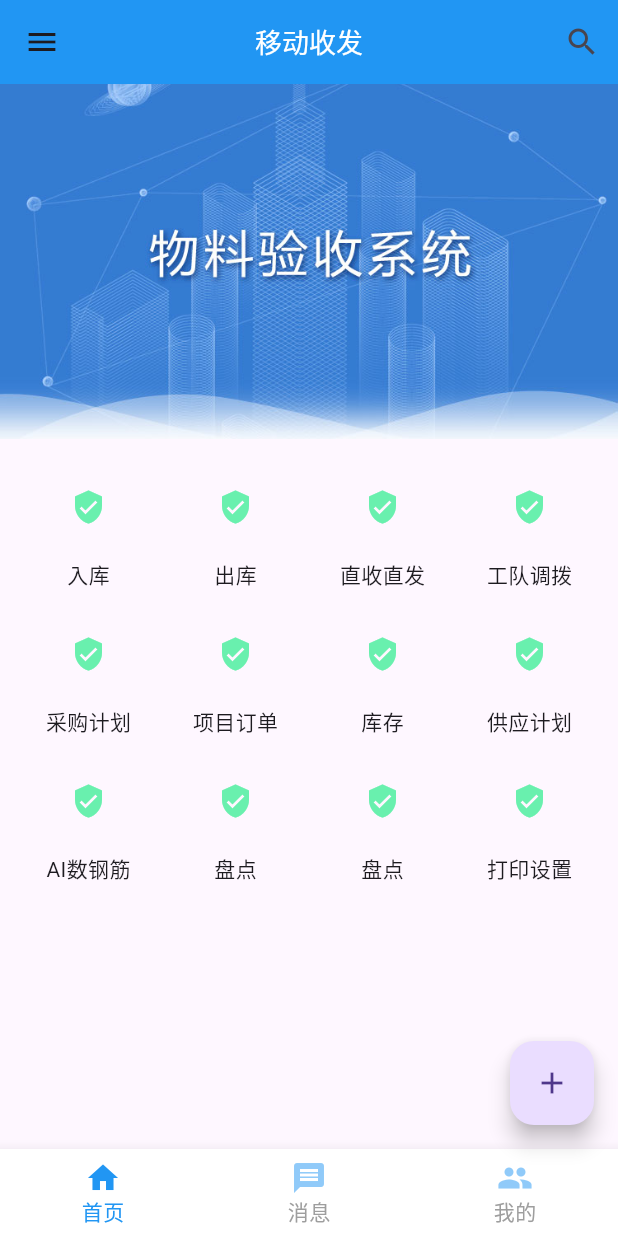
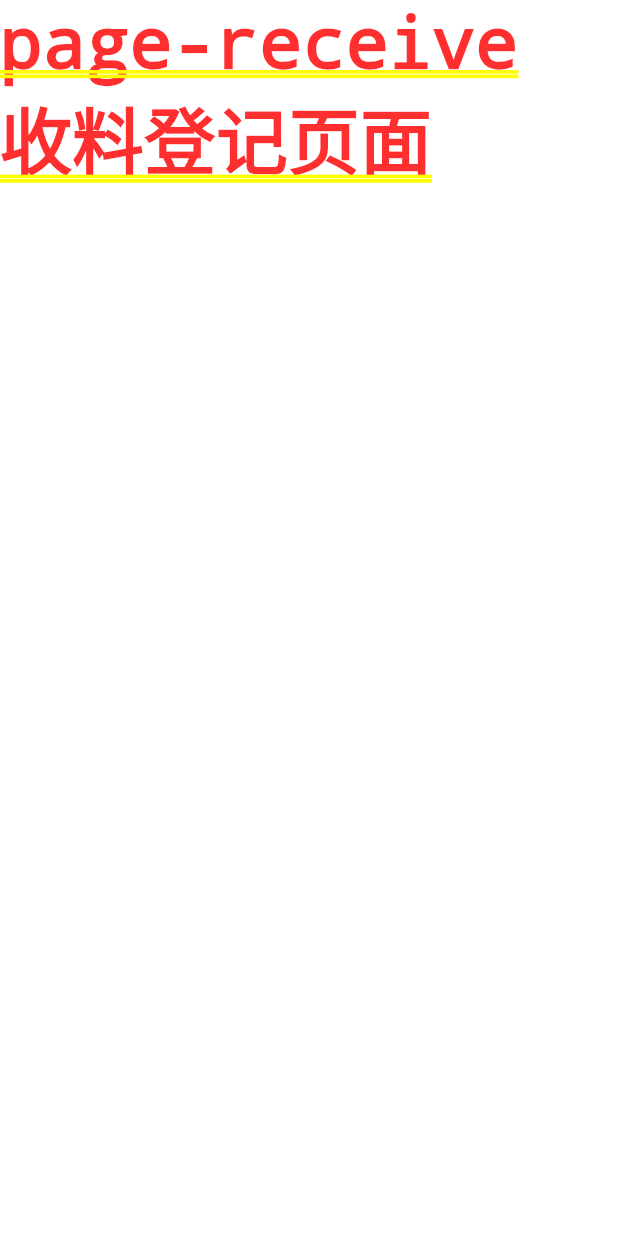
Before and after one commit to yangzhouQS/local_flutter_hello, a Flutter app: the screen it shows after launch, after a tap on "入库", on a phone screen of 412 x 824 dp. Run offline on Flutter 3.47's test engine with Material 3 defaults, Android fonts, the light colour scheme and no system bars; missing offline and left inert: tdesign_flutter.

Commit message:
feat: 侧边栏展开抽屉使用

```diff
--- a/lib/pages/home/page-home.dart
+++ b/lib/pages/home/page-home.dart
@@ -1,5 +1,6 @@
 import 'package:flutter/material.dart';
 // import '../../IconFontIcons.dart';
+import './widget/page-receive.dart';
 
 class PageHome extends StatefulWidget {
   const PageHome({Key? key}) : super(key: key);
@@ -19,7 +20,9 @@ class _PageHomeState extends State<PageHome> {
       {
         "name": "入库",
         "icon": "mq2 mq2-app-rukuguanli",
-        "url": "/receiveList",
+        /*"url": (BuildContext context) => {
+          return new PageReceive();
+        },*/
         "permissionCode": "mq2-rds-app-receive"
       },
       {
@@ -100,6 +103,7 @@ class _PageHomeState extends State<PageHome> {
       return appList.map((item) => InkWell(
         onTap: () {
           print("点击 $item");
+          Navigator.push(context,MaterialPageRoute(builder: (context)=>PageReceive()));
         },
         child: Column(
           crossAxisAlignment: CrossAxisAlignment.start,
--- /dev/null
+++ b/lib/pages/home/widget/page-receive.dart
@@ -0,0 +1,17 @@
+import 'package:flutter/cupertino.dart';
+
+class PageReceive extends StatefulWidget {
+  @override
+  State<StatefulWidget> createState() {
+    return _PageReceiveState();
+  }
+}
+
+class _PageReceiveState extends State<PageReceive> {
+  @override
+  Widget build(BuildContext context) {
+    return Container(
+      child: Text('page-receive 收料登记页面'),
+    );
+  }
+}
```
Also changed, not shown: lib/main.dart (+23 -7 lines).
